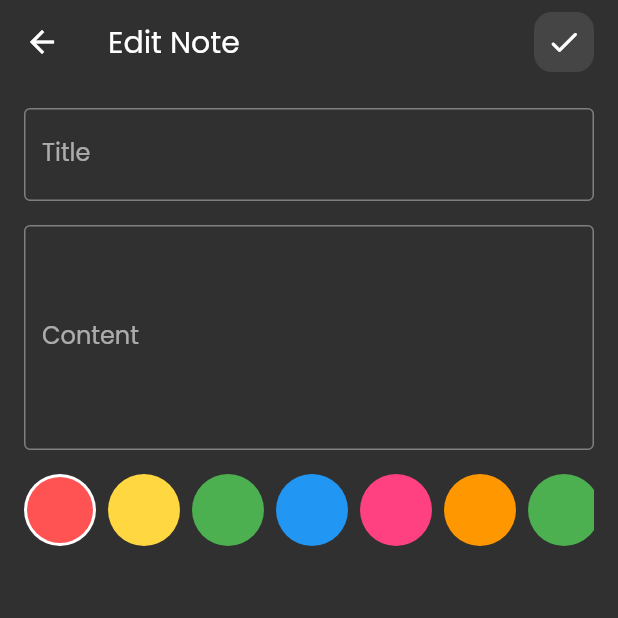
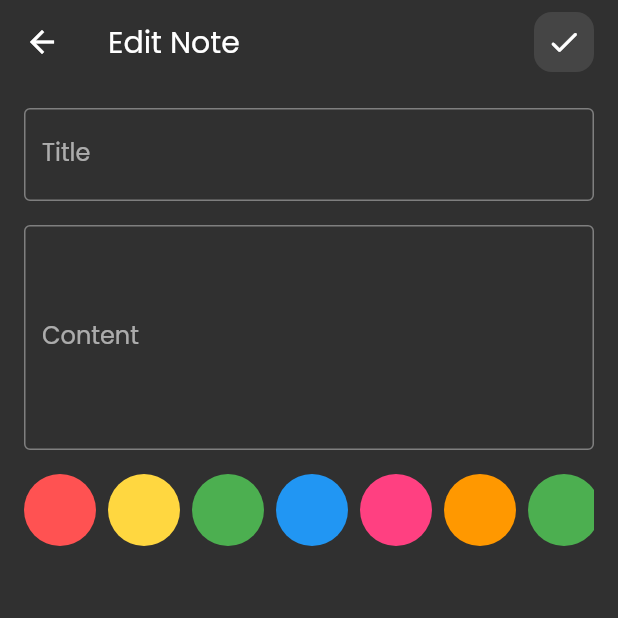
Before and after one commit to FadyFawzyOfficial/notes, a Flutter app: the EditNoteView screen opened directly with empty values, on a phone screen of 412 x 824 dp, the top half of it. Run offline on Flutter 3.47's test engine with Material 2 defaults, Android fonts, the phone set to English and light mode, and no system bars; our stand-ins replace flutter_bloc, hive, hive_flutter; accounts and stored records are empty.

Commit message:
5. Pass the Note Color as an Initial Color while Editing Note

```diff
--- a/lib/views/edit_note_view.dart
+++ b/lib/views/edit_note_view.dart
@@ -41,6 +41,7 @@ class EditNoteView extends StatelessWidget {
           titleController: titleController,
           descriptionController: descriptionController,
           selectColor: (color) => note.color = color.value,
+          initialColor: note.color,
         ),
       ),
     );
--- a/lib/views/widgets/colors_list_view.dart
+++ b/lib/views/widgets/colors_list_view.dart
@@ -2,10 +2,12 @@ import 'package:flutter/material.dart';
 
 class ColorsListView extends StatefulWidget {
   final Function(Color) selectColor;
+  final int? initialColor;
 
   const ColorsListView({
     super.key,
     required this.selectColor,
+    this.initialColor,
   });
 
   @override
@@ -27,6 +29,14 @@ class _ColorsListViewState extends State<ColorsListView> {
   ];
 
   var selectedColorIndex = 0;
+
+  @override
+  void initState() {
+    super.initState();
+    if (widget.initialColor != null) {
+      selectedColorIndex = colors.indexOf(Color(widget.initialColor!));
+    }
+  }
 
   @override
   Widget build(BuildContext context) {
--- a/lib/views/widgets/note_form.dart
+++ b/lib/views/widgets/note_form.dart
@@ -10,6 +10,7 @@ class NoteForm extends StatelessWidget {
   final TextEditingController titleController;
   final TextEditingController descriptionController;
   final Function(Color) selectColor;
+  final int? initialColor;
 
   const NoteForm({
     super.key,
@@ -19,6 +20,7 @@ class NoteForm extends StatelessWidget {
     required this.titleController,
     required this.descriptionController,
     required this.selectColor,
+    this.initialColor,
   });
 
   @override
@@ -45,7 +47,10 @@ class NoteForm extends StatelessWidget {
               },
             ),
           ),
-          ColorsListView(selectColor: selectColor),
+          ColorsListView(
+            selectColor: selectColor,
+            initialColor: initialColor,
+          ),
         ],
       ),
     );
```
